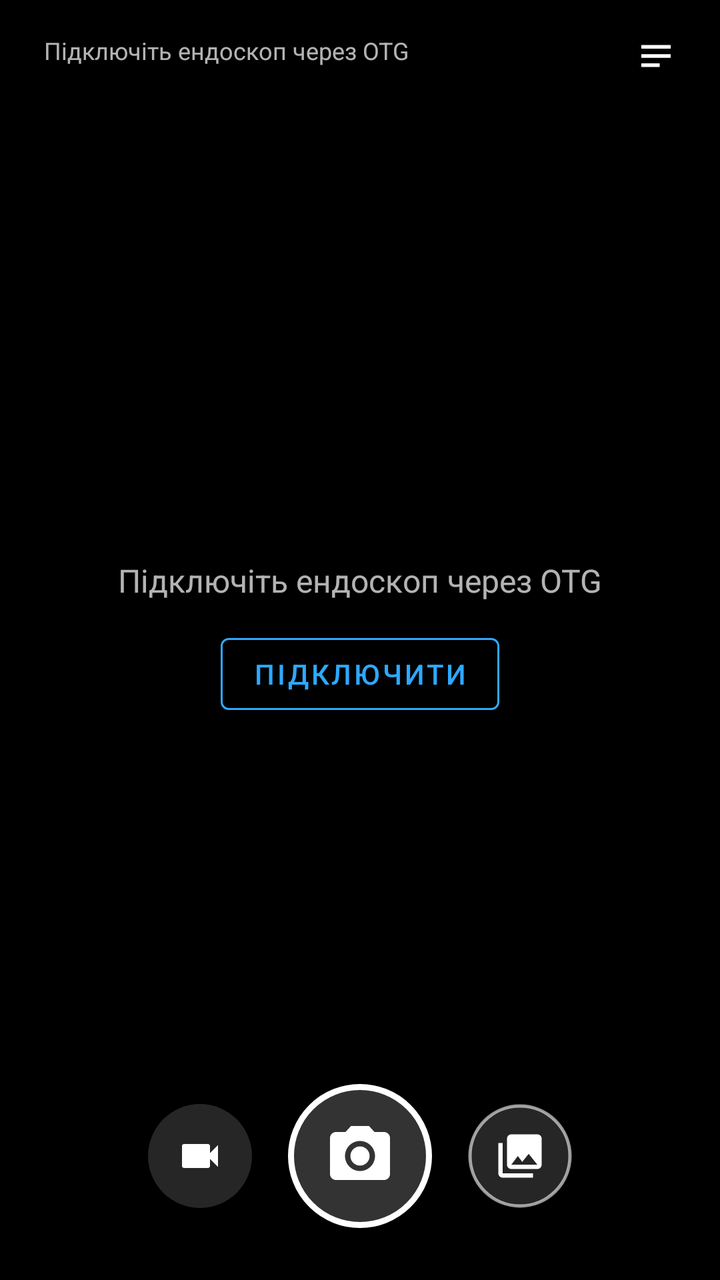
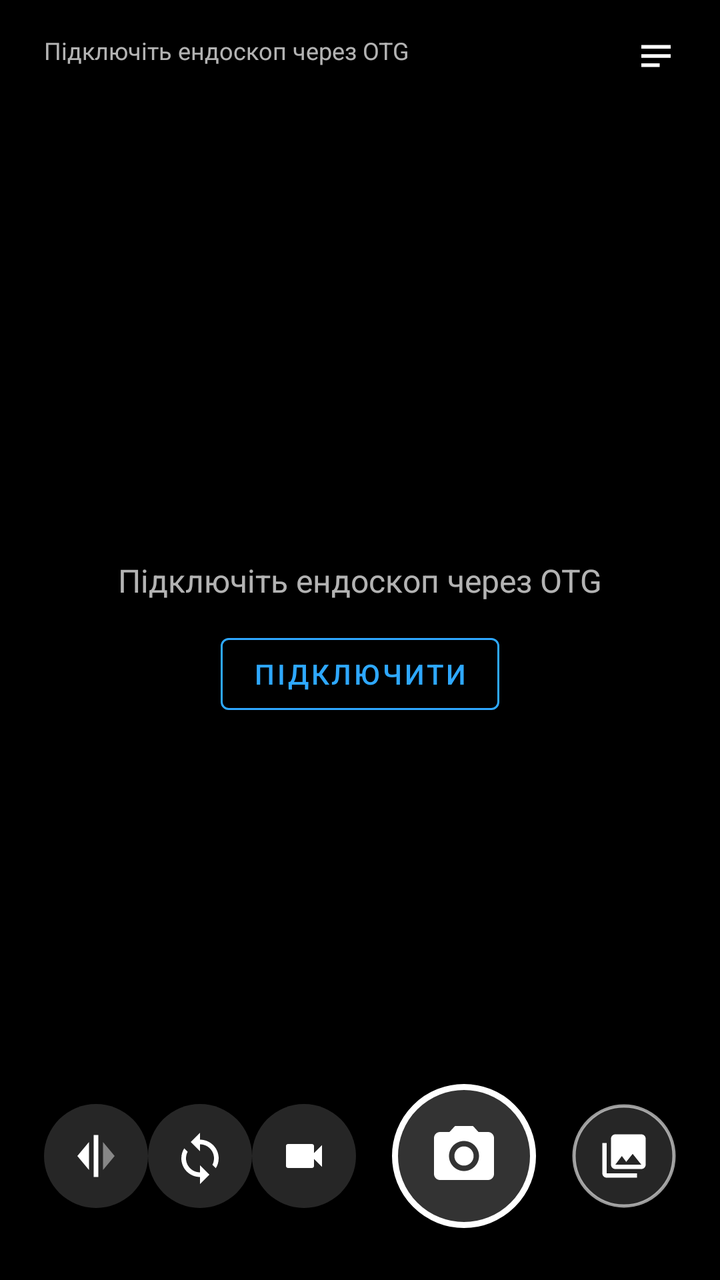

An Android layout rendered at two revisions. The XML below is the earlier revision; the diff shows what the commit changed to produce the second picture.
<!-- AndroidManifest.xml: application theme Theme.UvcTool -->
<!-- res/layout/overlay.xml -->
<?xml version="1.0" encoding="utf-8"?>
<androidx.constraintlayout.widget.ConstraintLayout
    xmlns:android="http://schemas.android.com/apk/res/android"
    xmlns:app="http://schemas.android.com/apk/res-auto"
    android:id="@+id/overlay_root"
    android:layout_width="match_parent"
    android:layout_height="match_parent">

    
    <TextView
        android:id="@+id/tv_status"
        android:layout_width="wrap_content"
        android:layout_height="wrap_content"
        android:layout_marginStart="12dp"
        android:layout_marginTop="12dp"
        android:background="@drawable/bg_badge"
        android:paddingHorizontal="10dp"
        android:paddingVertical="5dp"
        android:textColor="@color/text_secondary"
        android:textSize="12sp"
        android:text="@string/status_no_camera"
        app:layout_constraintStart_toStartOf="parent"
        app:layout_constraintTop_toTopOf="parent" />

    
    <TextView
        android:id="@+id/tv_fps"
        android:layout_width="wrap_content"
        android:layout_height="wrap_content"
        android:layout_marginStart="6dp"
        android:background="@drawable/bg_badge"
        android:paddingHorizontal="10dp"
        android:paddingVertical="5dp"
        android:textColor="@color/text_ok"
        android:textSize="12sp"
        android:fontFamily="monospace"
        android:visibility="gone"
        android:text="0.0 fps"
        app:layout_constraintStart_toEndOf="@id/tv_status"
        app:layout_constraintTop_toTopOf="@id/tv_status"
        app:layout_constraintBottom_toBottomOf="@id/tv_status" />

    
    <TextView
        android:id="@+id/tv_rec"
        android:layout_width="wrap_content"
        android:layout_height="wrap_content"
        android:layout_marginStart="6dp"
        android:background="@drawable/bg_badge_rec"
        android:paddingHorizontal="10dp"
        android:paddingVertical="5dp"
        android:textColor="@color/text_primary"
        android:textSize="12sp"
        android:fontFamily="monospace"
        android:visibility="gone"
        android:text="● 00:00"
        app:layout_constraintStart_toEndOf="@id/tv_fps"
        app:layout_constraintTop_toTopOf="@id/tv_status"
        app:layout_constraintBottom_toBottomOf="@id/tv_status" />

    
    <TextView
        android:id="@+id/tv_update"
        android:layout_width="wrap_content"
        android:layout_height="wrap_content"
        android:layout_marginTop="6dp"
        android:background="@drawable/bg_badge"
        android:drawableStart="@drawable/ic_update"
        android:drawablePadding="6dp"
        android:drawableTint="@color/accent"
        android:paddingHorizontal="10dp"
        android:paddingVertical="5dp"
        android:textColor="@color/accent"
        android:textSize="12sp"
        android:visibility="gone"
        app:layout_constraintStart_toStartOf="@id/tv_status"
        app:layout_constraintTop_toBottomOf="@id/tv_status" />

    
    <LinearLayout
        android:id="@+id/group_no_camera"
        android:layout_width="wrap_content"
        android:layout_height="wrap_content"
        android:orientation="vertical"
        android:gravity="center"
        app:layout_constraintStart_toStartOf="parent"
        app:layout_constraintEnd_toEndOf="parent"
        app:layout_constraintTop_toTopOf="parent"
        app:layout_constraintBottom_toBottomOf="parent">

        <TextView
            android:layout_width="wrap_content"
            android:layout_height="wrap_content"
            android:textColor="@color/text_secondary"
            android:textSize="16sp"
            android:text="@string/status_no_camera" />

        <com.google.android.material.button.MaterialButton
            android:id="@+id/btn_connect"
            style="@style/Widget.MaterialComponents.Button.OutlinedButton"
            android:layout_width="wrap_content"
            android:layout_height="wrap_content"
            android:layout_marginTop="12dp"
            android:textColor="@color/accent"
            app:strokeColor="@color/accent"
            android:text="@string/btn_connect" />
    </LinearLayout>

    
    <LinearLayout
        android:id="@+id/panel_wb"
        android:layout_width="0dp"
        android:layout_height="wrap_content"
        android:layout_marginHorizontal="24dp"
        android:layout_marginBottom="8dp"
        android:background="@drawable/bg_panel"
        android:orientation="horizontal"
        android:gravity="center_vertical"
        android:paddingHorizontal="14dp"
        android:paddingVertical="6dp"
        android:visibility="gone"
        app:layout_constraintStart_toStartOf="parent"
        app:layout_constraintEnd_toEndOf="parent"
        app:layout_constraintBottom_toTopOf="@id/panel_controls">

        <TextView
            android:layout_width="wrap_content"
            android:layout_height="wrap_content"
            android:textColor="@color/text_secondary"
            android:textSize="12sp"
            android:text="❄" />

        <SeekBar
            android:id="@+id/sb_warmth"
            android:layout_width="0dp"
            android:layout_height="wrap_content"
            android:layout_weight="1"
            android:max="100"
            android:progress="50" />

        <TextView
            android:layout_width="wrap_content"
            android:layout_height="wrap_content"
            android:textColor="@color/text_secondary"
            android:textSize="12sp"
            android:text="☀" />
    </LinearLayout>

    
    <LinearLayout
        android:id="@+id/panel_controls"
        android:layout_width="wrap_content"
        android:layout_height="wrap_content"
        android:layout_margin="16dp"
        android:background="@drawable/bg_panel"
        android:orientation="horizontal"
        android:gravity="center"
        android:paddingHorizontal="18dp"
        android:paddingVertical="10dp"
        app:layout_constraintStart_toStartOf="parent"
        app:layout_constraintEnd_toEndOf="parent"
        app:layout_constraintBottom_toBottomOf="parent">



        
        <ImageButton
            android:id="@+id/btn_mode"
            android:layout_width="52dp"
            android:layout_height="52dp"
            android:background="@drawable/bg_btn_round"
            android:src="@drawable/ic_mode_video"
            android:scaleType="centerInside"
            android:contentDescription="@string/cd_mode" />

        <ImageButton
            android:id="@+id/btn_photo"
            android:layout_width="72dp"
            android:layout_height="72dp"
            android:layout_marginHorizontal="18dp"
            android:background="@drawable/bg_btn_shutter"
            android:src="@drawable/ic_photo"
            android:scaleType="centerInside"
            android:contentDescription="@string/cd_photo" />

        
        <com.google.android.material.imageview.ShapeableImageView
            android:id="@+id/btn_gallery"
            android:layout_width="52dp"
            android:layout_height="52dp"
            android:background="@drawable/bg_btn_round"
            android:padding="1dp"
            android:src="@drawable/ic_gallery"
            android:scaleType="centerInside"
            android:contentDescription="@string/cd_gallery"
            app:shapeAppearanceOverlay="@style/ShapeCircle"
            app:strokeColor="#99FFFFFF"
            app:strokeWidth="1.5dp" />



    </LinearLayout>

    

    
    <ImageButton
        android:id="@+id/btn_log"
        android:layout_width="40dp"
        android:layout_height="40dp"
        android:layout_marginTop="8dp"
        android:layout_marginEnd="12dp"
        android:background="@drawable/bg_badge"
        android:src="@drawable/ic_log"
        android:scaleType="centerInside"
        android:contentDescription="Log"
        app:layout_constraintEnd_toEndOf="parent"
        app:layout_constraintTop_toTopOf="parent" />

    
    <ScrollView
        android:id="@+id/panel_log"
        android:layout_width="0dp"
        android:layout_height="0dp"
        android:layout_marginStart="12dp"
        android:layout_marginEnd="12dp"
        android:layout_marginTop="6dp"
        android:background="@drawable/bg_panel"
        android:fadeScrollbars="false"
        android:visibility="gone"
        app:layout_constraintStart_toStartOf="parent"
        app:layout_constraintEnd_toEndOf="parent"
        app:layout_constraintTop_toBottomOf="@id/btn_log"
        app:layout_constraintHeight_percent="0.45">

        <TextView
            android:id="@+id/tv_log"
            android:layout_width="match_parent"
            android:layout_height="wrap_content"
            android:padding="10dp"
            android:textColor="#D0FFFFFF"
            android:textSize="10sp"
            android:fontFamily="monospace"
            android:textIsSelectable="true" />
    </ScrollView>

</androidx.constraintlayout.widget.ConstraintLayout>
<!-- resources referenced by this layout -->
<resources>
  <color name="accent">#2EA8FF</color>
  <color name="text_ok">#7CFF9A</color>
  <color name="text_primary">#FFFFFF</color>
  <color name="text_secondary">#B3FFFFFF</color>
  <!-- drawable bg_badge (drawable) -->
  <shape xmlns:android="http://schemas.android.com/apk/res/android" android:shape="rectangle">
    <solid android:color="#80000000"/>
    <corners android:radius="10dp"/>
  </shape>
  <!-- drawable bg_badge_rec (drawable) -->
  <shape xmlns:android="http://schemas.android.com/apk/res/android" android:shape="rectangle">
    <solid android:color="#CCE53935"/>
    <corners android:radius="10dp"/>
  </shape>
  <!-- drawable bg_btn_round (drawable) -->
  <ripple xmlns:android="http://schemas.android.com/apk/res/android" android:color="#40FFFFFF">
    <item>
      <shape android:shape="oval"><solid android:color="#26FFFFFF"/></shape>
    </item>
  </ripple>
  <!-- drawable bg_btn_shutter (drawable) -->
  <ripple xmlns:android="http://schemas.android.com/apk/res/android" android:color="#60FFFFFF">
    <item>
      <shape android:shape="oval">
        <solid android:color="#33FFFFFF"/>
        <stroke android:width="3dp" android:color="#FFFFFFFF"/>
      </shape>
    </item>
  </ripple>
  <!-- drawable bg_panel (drawable) -->
  <shape xmlns:android="http://schemas.android.com/apk/res/android" android:shape="rectangle">
    <solid android:color="#A6000000"/>
    <corners android:radius="18dp"/>
  </shape>
  <!-- drawable ic_log (drawable) -->
  <vector xmlns:android="http://schemas.android.com/apk/res/android" android:width="22dp" android:height="22dp" android:viewportWidth="24" android:viewportHeight="24">
    <path android:fillColor="#FFFFFFFF" android:pathData="M4,6h16v2H4zM4,11h16v2H4zM4,16h10v2H4z"/>
  </vector>
  <!-- drawable ic_mode_video (drawable) -->
  <vector xmlns:android="http://schemas.android.com/apk/res/android" android:width="24dp" android:height="24dp" android:viewportWidth="24" android:viewportHeight="24">
    <path android:fillColor="#FFFFFFFF" android:pathData="M17,10.5V7c0,-0.55 -0.45,-1 -1,-1H4c-0.55,0 -1,0.45 -1,1v10c0,0.55 0.45,1 1,1h12c0.55,0 1,-0.45 1,-1v-3.5l4,4v-11l-4,4z"/>
  </vector>
  <!-- drawable ic_update (drawable) -->
  <vector xmlns:android="http://schemas.android.com/apk/res/android" android:width="16dp" android:height="16dp" android:viewportWidth="24" android:viewportHeight="24">
    <path android:fillColor="#FFFFFFFF" android:pathData="M19,9h-4V3H9v6H5l7,7 7,-7zM5,18v2h14v-2H5z"/>
  </vector>
  <string name="btn_connect">Підключити</string>
  <string name="cd_gallery">Галерея</string>
  <string name="cd_mode">Фото / відео</string>
  <string name="cd_photo">Фото</string>
  <string name="status_no_camera">Підключіть ендоскоп через OTG</string>
  <style name="ShapeCircle">
          <item name="cornerFamily">rounded</item>
          <item name="cornerSize">50%</item>
      </style>
  <!-- unchanged entries left out for length: 3 -->
</resources>

<!-- the commit's change to res/layout/overlay.xml (unified diff, before → after) -->
@@ -162,6 +162,25 @@
         app:layout_constraintBottom_toBottomOf="parent">
 
 
+
+        
+        <ImageButton
+            android:id="@+id/btn_flip"
+            android:layout_width="52dp"
+            android:layout_height="52dp"
+            android:background="@drawable/bg_btn_round"
+            android:src="@drawable/ic_flip"
+            android:scaleType="centerInside"
+            android:contentDescription="@string/cd_flip" />
+
+        <ImageButton
+            android:id="@+id/btn_rotate"
+            android:layout_width="52dp"
+            android:layout_height="52dp"
+            android:background="@drawable/bg_btn_round"
+            android:src="@drawable/ic_rotate"
+            android:scaleType="centerInside"
+            android:contentDescription="@string/cd_rotate" />
 
         
         <ImageButton
<!-- resource entries referenced after the edit -->
@@ -34,6 +34,12 @@
     <solid android:color="#A6000000"/>
     <corners android:radius="18dp"/>
   </shape>
+  <!-- drawable ic_flip (drawable) -->
+  <vector xmlns:android="http://schemas.android.com/apk/res/android" android:width="28dp" android:height="28dp" android:viewportWidth="24" android:viewportHeight="24">
+    <path android:fillColor="#FFFFFFFF" android:pathData="M11,3h2v18h-2z"/>
+    <path android:fillColor="#FFFFFFFF" android:pathData="M9,6L4,12l5,6z"/>
+    <path android:fillColor="#FFFFFFFF" android:fillAlpha="0.45" android:pathData="M15,6l5,6l-5,6z"/>
+  </vector>
   <!-- drawable ic_log (drawable) -->
   <vector xmlns:android="http://schemas.android.com/apk/res/android" android:width="22dp" android:height="22dp" android:viewportWidth="24" android:viewportHeight="24">
     <path android:fillColor="#FFFFFFFF" android:pathData="M4,6h16v2H4zM4,11h16v2H4zM4,16h10v2H4z"/>
@@ -42,14 +48,21 @@
   <vector xmlns:android="http://schemas.android.com/apk/res/android" android:width="24dp" android:height="24dp" android:viewportWidth="24" android:viewportHeight="24">
     <path android:fillColor="#FFFFFFFF" android:pathData="M17,10.5V7c0,-0.55 -0.45,-1 -1,-1H4c-0.55,0 -1,0.45 -1,1v10c0,0.55 0.45,1 1,1h12c0.55,0 1,-0.45 1,-1v-3.5l4,4v-11l-4,4z"/>
   </vector>
+  <!-- drawable ic_rotate (drawable) -->
+  <vector xmlns:android="http://schemas.android.com/apk/res/android" android:width="28dp" android:height="28dp" android:viewportWidth="24" android:viewportHeight="24">
+    <path android:fillColor="#FFFFFFFF" android:pathData="M12,5V2L8,6l4,4V7c3.31,0 6,2.69 6,6c0,1.01 -0.25,1.97 -0.7,2.8l1.46,1.46C19.54,16.03 20,14.57 20,13C20,8.58 16.42,5 12,5z"/>
+    <path android:fillColor="#FFFFFFFF" android:pathData="M12,19c-3.31,0 -6,-2.69 -6,-6c0,-1.01 0.25,-1.97 0.7,-2.8L5.24,8.74C4.46,9.97 4,11.43 4,13c0,4.42 3.58,8 8,8v3l4,-4l-4,-4V19z"/>
+  </vector>
   <!-- drawable ic_update (drawable) -->
   <vector xmlns:android="http://schemas.android.com/apk/res/android" android:width="16dp" android:height="16dp" android:viewportWidth="24" android:viewportHeight="24">
     <path android:fillColor="#FFFFFFFF" android:pathData="M19,9h-4V3H9v6H5l7,7 7,-7zM5,18v2h14v-2H5z"/>
   </vector>
   <string name="btn_connect">Підключити</string>
+  <string name="cd_flip">Дзеркало</string>
   <string name="cd_gallery">Галерея</string>
   <string name="cd_mode">Фото / відео</string>
   <string name="cd_photo">Фото</string>
+  <string name="cd_rotate">Повернути</string>
   <string name="status_no_camera">Підключіть ендоскоп через OTG</string>
   <style name="ShapeCircle">
           <item name="cornerFamily">rounded</item>
